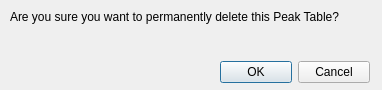
ElucidataInc/ElMaven, file src/gui/mzroll/forms/peaktabledeletiondialog.ui: the form before one commit.
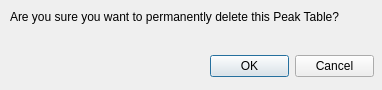
The form after the commit.

Commit message: Correctly align peak table deletion dialog box buttons

Patch:
```diff
--- a/src/gui/mzroll/forms/peaktabledeletiondialog.ui
+++ b/src/gui/mzroll/forms/peaktabledeletiondialog.ui
@@ -16,10 +16,10 @@
   <widget class="QDialogButtonBox" name="buttonBox">
    <property name="geometry">
     <rect>
-     <x>220</x>
-     <y>60</y>
-     <width>150</width>
-     <height>24</height>
+     <x>210</x>
+     <y>50</y>
+     <width>164</width>
+     <height>32</height>
     </rect>
    </property>
    <property name="orientation">
```
